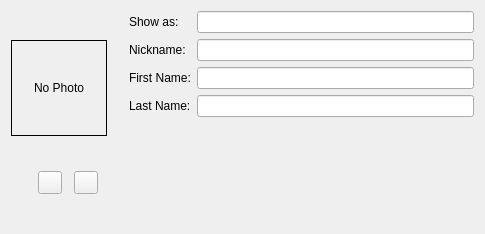
First picture: the form in kopete/identity/identitygeneral.ui, repository KDE/kopete, before the edit.
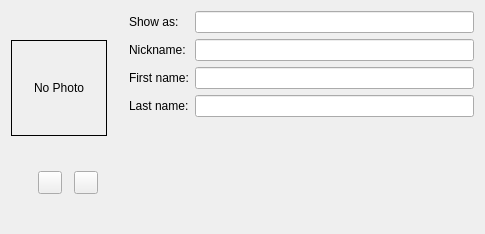
Second picture: the form after the edit.

Patch:
```diff
--- a/kopete/identity/identitygeneral.ui
+++ b/kopete/identity/identitygeneral.ui
@@ -162,7 +162,7 @@
         </sizepolicy>
        </property>
        <property name="text" >
-        <string>First Name:</string>
+        <string>First name:</string>
        </property>
        <property name="buddy" >
         <cstring>firstName</cstring>
@@ -181,7 +181,7 @@
         </sizepolicy>
        </property>
        <property name="text" >
-        <string>Last Name:</string>
+        <string>Last name:</string>
        </property>
        <property name="buddy" >
         <cstring>lastName</cstring>
```
